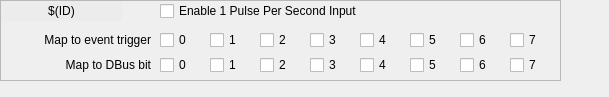
The window that evgMrmApp/opi/EVG/G_EVG_input.ui (paulscherrerinstitute/mrfioc2) describes before a commit, drawn with Qt 5.
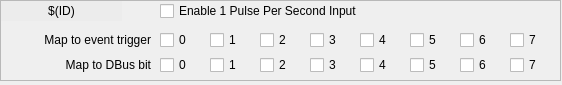
The same window after the commit. Custom widgets are drawn as their Qt base class.

Diff of the .ui file:
```diff
--- a/evgMrmApp/opi/EVG/G_EVG_input.ui
+++ b/evgMrmApp/opi/EVG/G_EVG_input.ui
@@ -6,8 +6,8 @@
    <rect>
     <x>0</x>
     <y>0</y>
-    <width>609</width>
-    <height>97</height>
+    <width>562</width>
+    <height>85</height>
    </rect>
   </property>
   <property name="windowTitle">
```
